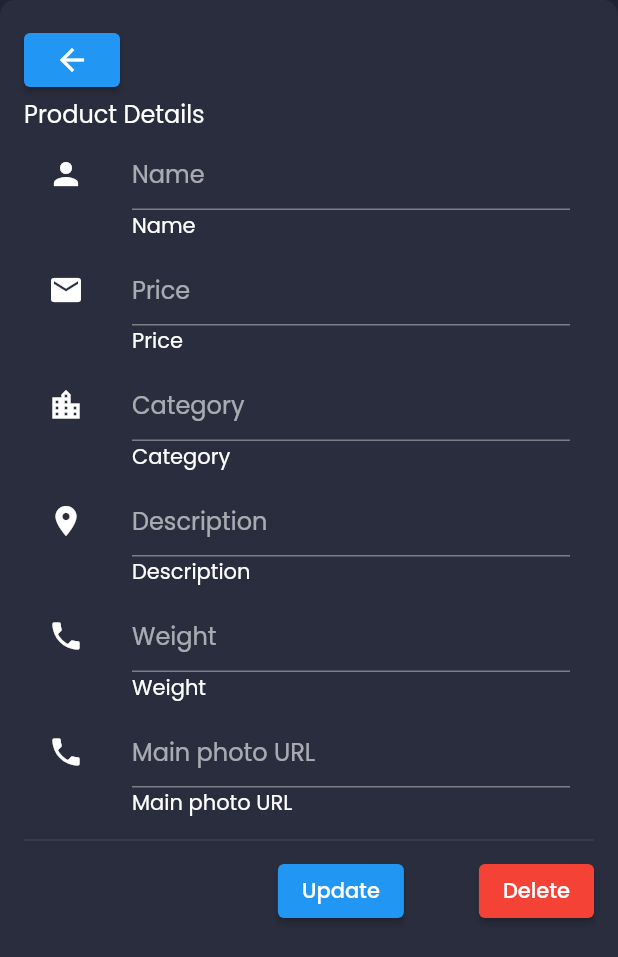
After one commit to git-denial/ecommerce-dashboard, a Flutter app: the ProductDetailsScreen screen opened by its route, on a phone screen of 412 x 824 dp. The commit adds this screen. Shown: the top 957 px of the screen. Run offline on Flutter 3.47's test engine with Material 2 defaults, Android fonts, the phone set to English and light mode, and no system bars; our stand-ins replace data_table_2, fl_chart, flutter_svg, google_fonts, rflutter_alert, url_strategy; missing offline and left inert: dart:html, dart:js; network calls fail; project files that could hold a hidden picture were left out.

Commit message:
Add product page

```diff
--- a/lib/routes.dart
+++ b/lib/routes.dart
@@ -4,6 +4,9 @@ import 'package:admin/screens/admin/Admin%20Details/admindetailscreen.dart';
 import 'package:admin/screens/admin/Admin%20List/adminList.dart';
 import 'package:admin/screens/login/login.dart';
 import 'package:admin/screens/main/main_screen.dart';
+import 'package:admin/screens/product/Product%20Details/productdetailscreen.dart';
+import 'package:admin/screens/product/Product%20List/productList.dart';
+import 'package:admin/screens/product/Product%20Details/productDetails.dart';
 import 'package:admin/screens/user/User%20Details/userdetailscreen.dart';
 import 'package:flutter/material.dart';
 import './screens/dashboard/dashboard_screen.dart';
@@ -15,6 +18,8 @@ class pageRoutes{
   static const String userDetails =   '/' + UserDetailsScreen.routeName;
   static const String adminList =   '/' + AdminListScreen.routeName;
   static const String adminDetails =  '/' + AdminDetailsScreen.routeName;
+  static const String productList =   '/' + ProductListScreen.routeName;
+  static const String productDetails =  '/' + ProductDetailsScreen.routeName;
   static const String login =   '/' + Login.routeName;
   static  String home = UserListScreen.routeName;
 
@@ -26,6 +31,8 @@ class pageRoutes{
         userDetails:(context)=> UserDetailsScreen(),
         adminList:(context)=> AdminListScreen(),
         adminDetails:(context)=> AdminDetailsScreen(),
+        productList:(context)=> ProductListScreen(),
+        productDetails:(context)=> ProductDetailsScreen(),
       };
 
 
--- /dev/null
+++ b/lib/screens/product/Product Details/productDetails.dart
@@ -0,0 +1,192 @@
+import 'dart:convert';
+
+import 'package:admin/models/Product.dart';
+import 'package:admin/routes.dart';
+import 'package:admin/screens/product/Product%20List/productList.dart';
+import 'package:flutter/material.dart';
+import '../../../dialogAlert.dart';
+import '../../../constants.dart';
+import '../../../error.dart';
+import '../../../side_menu.dart';
+
+class ProductDetails extends StatelessWidget {
+  const ProductDetails({
+    Key? key,
+  }) : super(key: key);
+
+  @override
+  Widget build(BuildContext context) {
+    return Scaffold(
+      body: Container(
+        padding: EdgeInsets.all(defaultPadding),
+        decoration: BoxDecoration(
+          color: secondaryColor,
+          borderRadius: const BorderRadius.all(Radius.circular(10)),
+        ),
+        child: Column(
+          crossAxisAlignment: CrossAxisAlignment.start,
+          children: [
+            ElevatedButton(
+                child: const Icon(Icons.arrow_back),
+                onPressed: () {
+                  Navigator.popAndPushNamed(
+                                  context, pageRoutes.productList);
+                }),
+            Text(
+              "Product Details",
+              style: Theme.of(context).textTheme.subtitle1,
+            ),
+            SizedBox(
+              width: double.infinity,
+              child: Column(
+                children: <Widget>[
+                  new ListTile(
+                    leading: const Icon(Icons.person),
+                    subtitle: const Text("Name",
+                        style: TextStyle(
+                          color: Colors.white,
+                        )),
+                    title: new TextField(
+                      onChanged: (v){Product.currentProduct?.name = v;},
+                      controller: TextEditingController(
+                          text: Product.currentProduct?.name),
+                      decoration: new InputDecoration(
+                        hintText: "Name",
+                      ),
+                    ),
+                  ),
+                  new ListTile(
+                    leading: const Icon(Icons.email),
+                    subtitle: const Text("Price",
+                        style: TextStyle(
+                          color: Colors.white,
+                        )),
+                    title: new TextField(
+                      onChanged: (v){Product.currentProduct?.price =  num.parse(v);},
+                      controller:
+                          TextEditingController(text: Product.currentProduct?.price.toString()),
+                      decoration: new InputDecoration(
+                        hintText: "Price",
+                      ),
+                    ),
+                  ),
+                  new ListTile(
+                    subtitle: const Text("Category",
+                        style: TextStyle(
+                          color: Colors.white,
+                        )),
+                    leading: const Icon(Icons.location_city),
+                    title: new TextField(
+                      onChanged: (v){Product.currentProduct?.category = v;},
+                      controller:
+                          TextEditingController(text: Product.currentProduct?.category),
+                      decoration: new InputDecoration(
+                        hintText: "Category",
+                      ),
+                    ),
+                  ),
+                  new ListTile(
+                    subtitle: const Text("Description",
+                        style: TextStyle(
+                          color: Colors.white,
+                        )),
+                    leading: const Icon(Icons.place),
+                    title: new TextField(
+                      onChanged: (v){Product.currentProduct?.description = v;},
+                      controller: TextEditingController(
+                          text: Product.currentProduct?.description),
+                      decoration: new InputDecoration(
+                        hintText: "Description",
+                      ),
+                    ),
+                  ),
+                  new ListTile(
+                    subtitle: const Text("Weight",
+                        style: TextStyle(
+                          color: Colors.white,
+                        )),
+                    leading: const Icon(Icons.phone),
+                    title: new TextField(
+                      onChanged: (v){Product.currentProduct?.weight = num.parse(v);},
+                      controller: TextEditingController(
+                          text: Product.currentProduct?.weight.toString()),
+                      decoration: new InputDecoration(
+                        hintText: "Weight",
+                      ),
+                    ),
+                  ),
+                  new ListTile(
+                    subtitle: const Text("Main photo URL",
+                        style: TextStyle(
+                          color: Colors.white,
+                        )),
+                    leading: const Icon(Icons.phone),
+                    title: new TextField(
+                      onChanged: (v){Product.currentProduct?.main_photo_url = v;},
+                      controller: TextEditingController(
+                          text: Product.currentProduct?.main_photo_url),
+                      decoration: new InputDecoration(
+                        hintText: "Main photo URL",
+                      ),
+                    ),
+                  ),
+                  const Divider(
+                    height: 20.0,
+                  ),
+                  Row(
+                    mainAxisAlignment: MainAxisAlignment.end,
+                    children: [
+                      ElevatedButton(
+                          child: const Text("Update"),
+                          onPressed: () async {
+                            try {
+                              var res =
+                                  await Product.update(Product.currentProduct?.id, Product.currentProducttoJson());
+
+                              String title = "Success";
+                              String content = "Product updated successfully";
+
+                              showDialogAlert(context, title, content);
+                            } catch (e) {
+                              var err = HTTPErrorType.fromJson(
+                                  json.decode(e.toString()));
+                              var errObject = err.generateAlertitleContent();
+                              String title = errObject['title']!;
+                              String content = errObject['content']!;
+                              showDialogAlert(context, title, content);
+                            }
+                          }),
+                      SizedBox(width: 50),
+                      ElevatedButton(
+                          style: ElevatedButton.styleFrom(primary: Colors.red),
+                          child: const Text("Delete"),
+                          onPressed: () async {
+                            try {
+                              var res = await Product.delete(Product.currentProduct?.id);
+
+                              String title = "Success";
+                              String content = "Product deleted successfully";
+
+                              Navigator.popAndPushNamed(
+                                  context, pageRoutes.productList);
+                              showDialogAlert(context, title, content);
+                            } catch (e) {
+                              var err = HTTPErrorType.fromJson(
+                                  json.decode(e.toString()));
+                              var errObject = err.generateAlertitleContent();
+                              String title = errObject['title']!;
+                              String content = errObject['content']!;
+                              showDialogAlert(context, title, content);
+                            }
+                          }),
+                    ],
+                  ),
+                ],
+              ),
+            ),
+          ],
+        ),
+      ),
+    );
+  }
+}
--- /dev/null
+++ b/lib/screens/product/Product Details/productdetailscreen.dart
@@ -0,0 +1,31 @@
+import 'package:admin/responsive.dart';
+import 'package:admin/screens/product/Product%20Details/productDetails.dart';
+import 'package:flutter/material.dart';
+import '../../../side_menu.dart';
+
+class ProductDetailsScreen extends StatelessWidget {
+  final int? id;
+  ProductDetailsScreen({this.id});
+  static const String routeName = 'ProductDetails';
+  @override
+  Widget build(BuildContext context) {
+
+    return Scaffold(
+      body: SafeArea(
+        child: Row(
+          crossAxisAlignment: CrossAxisAlignment.start,
+          children: [
+            if (Responsive.isDesktop(context))
+              Expanded(
+                child: SideMenu(),
+              ),
+            Expanded(
+              flex: 5,
+              child: ProductDetails(),
+            ),
+          ],
+        ),
+      ),
+    );
+  }
+}
--- /dev/null
+++ b/lib/screens/product/Product List/components/productRowList.dart
@@ -0,0 +1,200 @@
+import 'package:admin/controllers/MenuController.dart';
+import 'package:admin/models/Product.dart';
+import 'package:admin/routes.dart';
+import 'package:data_table_2/data_table_2.dart';
+import 'package:flutter/material.dart';
+import 'package:provider/provider.dart';
+
+import '../../../../constants.dart';
+
+class ProductRows extends StatefulWidget {
+   ProductRows({
+    Key? key,
+  }) : super(key: key);
+
+  @override
+  _ProductRowsState createState() => _ProductRowsState();
+}
+
+class _ProductRowsState extends State<ProductRows> {
+  String colindex = "ID";
+  bool _sortAsc = true;
+  @override
+  Widget build(BuildContext context) {
+    List<Product> products = Product.products;
+
+    return Container(
+      padding: EdgeInsets.all(defaultPadding),
+      decoration: BoxDecoration(
+        color: secondaryColor,
+        borderRadius: const BorderRadius.all(Radius.circular(10)),
+      ),
+      child: Column(
+        crossAxisAlignment: CrossAxisAlignment.start,
+        children: [
+          Text(
+            "Product List",
+            style: Theme.of(context).textTheme.subtitle1,
+          ),
+          Row(
+             children: [
+               Text(
+                "Sort mode: ${_sortAsc? 'Ascending' : 'Descending' }",
+                style: Theme.of(context).textTheme.subtitle1,
+          ),
+
+          Switch(
+                value: _sortAsc,
+                onChanged: (value) {
+                  setState(() {
+                    _sortAsc = value;
+                  });
+                },
+                activeTrackColor: Colors.lightGreenAccent,
+                activeColor: Colors.green,
+          ),
+             ],
+           ),
+          SizedBox(
+            width: double.infinity,
+            child: DataTable2(
+              showCheckboxColumn: false,
+              columnSpacing: defaultPadding,
+			        dataRowHeight:100,
+              minWidth: 600,
+              columns: [
+				DataColumn(
+                  label: Text("ID"),
+                  onSort: (columnIndex, ascending) {
+                    Product.products.sort((a, b) => a.id.compareTo(b.id));
+
+                    if (!_sortAsc) {
+                      Product.products = products.reversed.toList();
+                    }
+                    setState(() {
+
+                    });
+                  },
+                ),
+                DataColumn(
+                  label: Text("Name"),
+                  onSort: (columnIndex, ascending) {
+                    Product.products.sort((a, b) => a.name.compareTo(b.name));
+
+                    if (!_sortAsc) {
+                      Product.products = products.reversed.toList();
+                    }
+                    setState(() {
+
+                    });
+                  },
+                ),
+                DataColumn(
+                  label: Text("Price"),
+                  onSort: (columnIndex, ascending) {
+                    Product.products.sort((a, b) => a.price.compareTo(b.price));
+
+                    if (!_sortAsc) {
+                      Product.products = products.reversed.toList();
+                    }
+                    setState(() {
+
+                    });
+                  },
+                ),
+                DataColumn(
+                  label: Text("Category"),
+                  onSort: (columnIndex, ascending) {
+                    Product.products.sort((a, b) => a.category == null? b.category == null? 0 : 1 : b.category == null? -1 : a.category!.compareTo(b.category!));
+
+                    if (!_sortAsc) {
+                      Product.products = products.reversed.toList();
+                    }
+                    setState(() {
+
+                    });
+                  },
+                ),
+
+                 DataColumn(
+                  label: Text("Weight"),
+                  onSort: (columnIndex, ascending) {
+                    Product.products.sort((a, b) => a.weight.compareTo(b.weight));
+
+                    if (!_sortAsc) {
+                      Product.products = products.reversed.toList();
+                    }
+                    setState(() {
+
+                    });
+                  },
+                ),
+                DataColumn(
+                  label: Text("Available"),
+                  onSort: (columnIndex, ascending) {
+                    Product.products.sort((a, c) => c.available? 1 : -1);
+
+                    if (!_sortAsc) {
+                      Product.products = products.reversed.toList();
+                    }
+                    setState(() {
+
+                    });
+                  },
+                ),
+                DataColumn(
+                  label: Text("Created at"),
+                  onSort: (columnIndex, ascending) {
+                    Product.products.sort((a, b) => a.created_at.compareTo(b.created_at));
+
+                    if (!_sortAsc) {
+                      Product.products = products.reversed.toList();
+                    }
+                    setState(() {
+
+                    });
+                  },
+                ),
+                DataColumn(
+                  label: Text("Modified at"),
+                  onSort: (columnIndex, ascending) {
+                    Product.products.sort((a, b) => a.modified_at == null? b.modified_at == null? 0 : 1 : b.modified_at == null? -1 : a.modified_at!.compareTo(b.modified_at!));
+
+                    if (!_sortAsc) {
+                      Product.products = products.reversed.toList();
+                    }
+                    setState(() {
+
+                    });
+                  },
+                ),
+              ],
+              rows: List.generate(products.length,(index) => productDataRow(products[index],context),
+              ),
+            ),
+          ),
+        ],
+      ),
+    );
+  }
+}
+
+DataRow productDataRow(Product product, context) {
+  return DataRow(
+    cells: [
+      DataCell(Text(product.id.toString())),
+	    DataCell(Text(product.name)),
+      DataCell(Text(product.price.toString())),
+      DataCell(Text(product.category ?? "")),
+      DataCell(Text(product.weight.toString())),
+      DataCell(Text(product.available.toString())),
+      DataCell(Text(product.created_at.toString())),
+      DataCell(Text(product.modified_at.toString()))
+    ],
+    onSelectChanged: (bool? value) {
+              Navigator.of(context).pushNamed('${pageRoutes.productDetails}', arguments: product.id);
+              Product.currentProduct = product;
+            }
+
+  );
+}
--- a/lib/side_menu.dart
+++ b/lib/side_menu.dart
@@ -57,7 +57,7 @@ class _SideMenuState extends State<SideMenu> {
             svgSrc: Icon(Icons.shop),
             index: 2,
             press: () {
-              Navigator.of(context).pushNamed(pageRoutes.userList);
+              Navigator.of(context).pushNamed(pageRoutes.productList);
               setState(() {
                 MenuController.index = 2;
               });
```
Also changed, not shown: lib/models/Product.dart (+21 -15 lines), lib/screens/product/Product List/productList.dart (added, +178 -0 lines).
